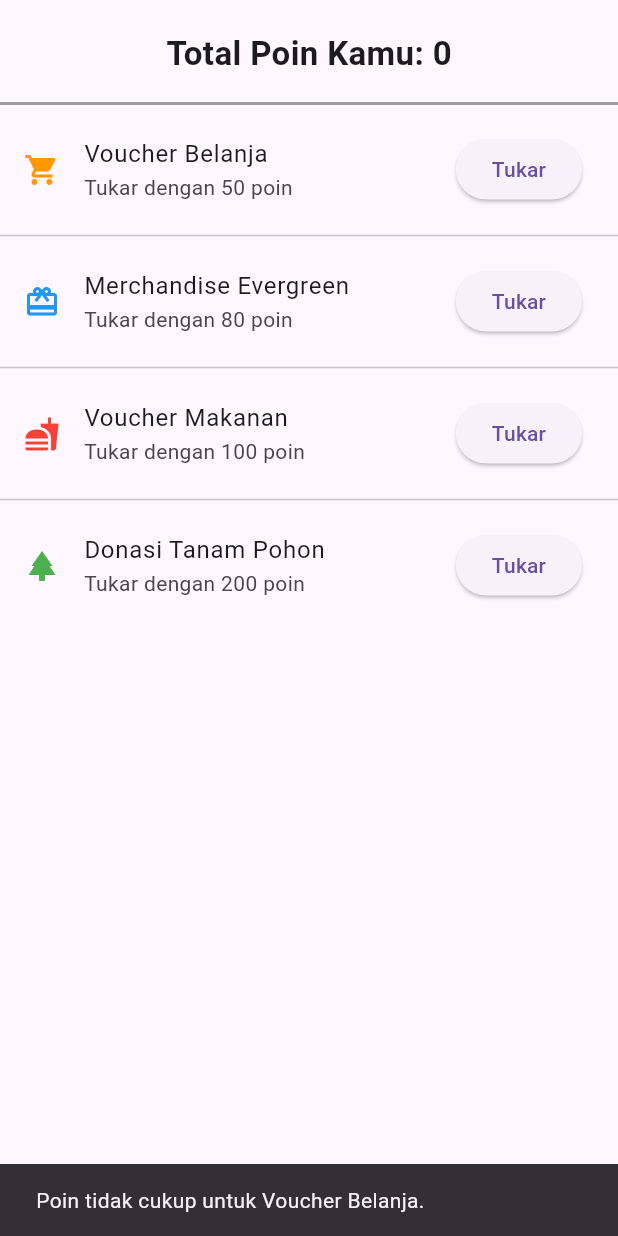
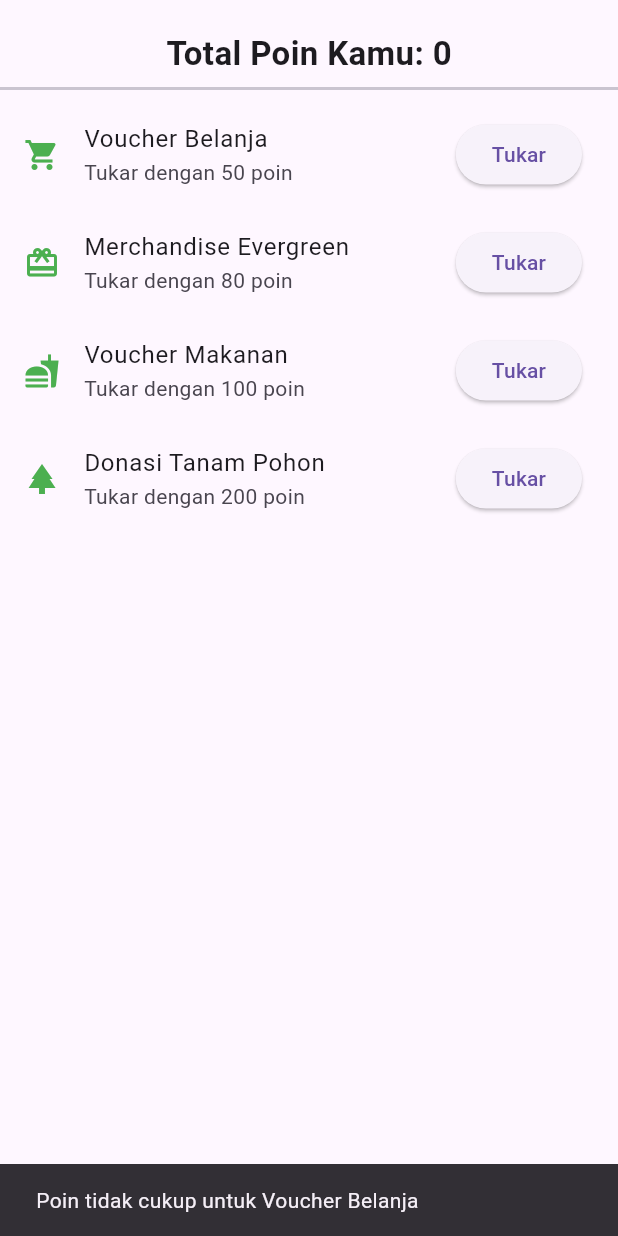
Before and after one commit to Ferdinand-231111335/Castorice, a Flutter app: the PoinPage widget shown alone on an empty page, opened directly, after a tap on "Tukar", on a phone screen of 412 x 824 dp. Run offline on Flutter 3.47's test engine with Material 3 defaults, Android fonts, the phone set to English and light mode, and no system bars; our stand-ins replace awesome_notifications, cloud_firestore, firebase_analytics, firebase_auth, firebase_core, flutter_html and 3 more; accounts and stored records are empty.

Commit message:
Tambah ke cloud

```diff
--- a/lib/screen/home.dart
+++ b/lib/screen/home.dart
@@ -5,7 +5,7 @@ import 'package:flutter/services.dart' show rootBundle;
 import 'package:flutter/material.dart';
 import 'package:project_kelompok/screen/about.dart';
 import 'package:project_kelompok/screen/signin.dart';
-import 'package:project_kelompok/screen/tiket_page.dart';
+import 'package:project_kelompok/screen/ticket_page.dart';
 import 'package:shared_preferences/shared_preferences.dart';
 import 'package:intl/intl.dart';
 
@@ -39,7 +39,7 @@ class _HomeState extends State<Home> {
 
   final List<Widget> _pages = const [
     BeritaPage(),
-    MisiPage(listMisi: [],),
+    MisiPage(),
     PoinPage(),
   ];
 
@@ -225,7 +225,7 @@ class _HomeState extends State<Home> {
                 Navigator.pop(context);
                 Navigator.push(
                   context,
-                  MaterialPageRoute(builder: (_) => const TicketPage()),
+                  MaterialPageRoute(builder: (_) => TicketPage()),
                 );
               },
             ),
--- a/lib/screen/poin_page.dart
+++ b/lib/screen/poin_page.dart
@@ -1,9 +1,7 @@
 import 'package:flutter/material.dart';
-import 'package:project_kelompok/model/tiket_model.dart';
+import 'package:cloud_firestore/cloud_firestore.dart';
+import 'package:firebase_auth/firebase_auth.dart';
 import 'package:firebase_analytics/firebase_analytics.dart';
-import 'package:awesome_notifications/awesome_notifications.dart';
-import 'package:shared_preferences/shared_preferences.dart'; // Ditambahkan
-import '../database/evergreen_db.dart';
 
 class PoinPage extends StatefulWidget {
   const PoinPage({super.key});
@@ -13,83 +11,55 @@ class PoinPage extends StatefulWidget {
 }
 
 class _PoinPageState extends State<PoinPage> {
-  final EvergreenDb db = EvergreenDb();
+  final FirebaseAuth _auth = FirebaseAuth.instance;
+  final FirebaseFirestore _firestore = FirebaseFirestore.instance;
   final FirebaseAnalytics analytics = FirebaseAnalytics.instance;
 
   int totalPoin = 0;
+  String get uid => _auth.currentUser!.uid;
 
   @override
   void initState() {
     super.initState();
     _loadPoin();
-
-    analytics.logEvent(
-      name: "poin_page_opened",
-      parameters: {"page": "PoinPage"},
-    );
   }
 
   Future<void> _loadPoin() async {
-    final data = await db.getTotalPoin();
+    final doc =
+        await _firestore.collection('users').doc(uid).get();
+
+    if (doc.exists) {
       setState(() {
-      totalPoin = data;
+        totalPoin = doc['poin'] ?? 0;
       });
-
-    analytics.logEvent(
-      name: "poin_loaded",
-      parameters: {"total_poin": data},
-    );
-  }
-
-  // FUNGSI NOTIFIKASI PANEL HP (SUDAH KONDISIONAL)
-  void _showRedeemNotification(String hadiah, int biaya) async {
-    final prefs = await SharedPreferences.getInstance();
-    final bool isEnabled = prefs.getBool('isNotificationEnabled') ?? true;
-
-    if (isEnabled) {
-      await AwesomeNotifications().createNotification(
-        content: NotificationContent(
-          id: DateTime.now().millisecondsSinceEpoch.remainder(100000),
-          channelKey: 'basic_channel',
-          title: '🎉 Penukaran Poin Berhasil!',
-          body: 'Anda berhasil menukar $biaya poin untuk $hadiah. Cek detailnya sekarang!',
-          notificationLayout: NotificationLayout.Default,
-          payload: {'hadiah': hadiah},
-        ),
-      );
     }
   }
 
-  void _redeemPoin(int biaya, String hadiah) async {
-    int current = await db.getTotalPoin();
+  Future<void> _redeemPoin(int biaya, String hadiah) async {
+    if (totalPoin < biaya) {
+      ScaffoldMessenger.of(context).showSnackBar(
+        SnackBar(content: Text("Poin tidak cukup untuk $hadiah")),
+      );
+      return;
+    }
 
-    if (current >= biaya) {
-      await db.updatePoin(1, current - biaya);
+    final userRef = _firestore.collection('users').doc(uid);
+    final ticketRef = userRef.collection('tickets').doc();
 
-      await db.insertTicket(
-        Ticket(
-          hadiah: hadiah,
-          poin: biaya,
-          tanggal: DateTime.now().toIso8601String(),
-        ),
-      );
+    await _firestore.runTransaction((transaction) async {
+      final snapshot = await transaction.get(userRef);
+      final currentPoin = snapshot['poin'];
 
-      setState(() {
-        totalPoin -= biaya;
+      transaction.update(userRef, {
+        'poin': currentPoin - biaya,
       });
 
-      // Panggil notifikasi panel HP (kondisional di dalam fungsinya)
-      _showRedeemNotification(hadiah, biaya);
-
-      // MODIFIKASI: Cek status notifikasi lagi untuk Snackbar
-      final prefs = await SharedPreferences.getInstance();
-      final bool isEnabled = prefs.getBool('isNotificationEnabled') ?? true;
-
-      if (isEnabled) { // HANYA TAMPILKAN SNACKBAR JIKA NOTIFIKASI DIENABLED
-          ScaffoldMessenger.of(context).showSnackBar(
-              SnackBar(content: Text("Berhasil menukar $biaya poin untuk $hadiah!")),
-          );
-      }
+      transaction.set(ticketRef, {
+        'hadiah': hadiah,
+        'poin': biaya,
+        'tanggal': FieldValue.serverTimestamp(),
+      });
+    });
 
     analytics.logEvent(
       name: "redeem_success",
@@ -99,21 +69,11 @@ class _PoinPageState extends State<PoinPage> {
       },
     );
 
-    } else {
-      // Notifikasi kegagalan tetap ditampilkan (ini adalah feedback penting)
+    await _loadPoin();
+
     ScaffoldMessenger.of(context).showSnackBar(
-        SnackBar(content: Text("Poin tidak cukup untuk $hadiah.")),
+      SnackBar(content: Text("Berhasil menukar $biaya poin untuk $hadiah")),
     );
-
-      analytics.logEvent(
-        name: "redeem_failed",
-        parameters: {
-          "hadiah": hadiah,
-          "biaya": biaya,
-          "current_poin": current,
-        },
-      );
-    }
   }
 
   @override
@@ -125,59 +85,30 @@ class _PoinPageState extends State<PoinPage> {
           "Total Poin Kamu: $totalPoin",
           style: const TextStyle(fontSize: 22, fontWeight: FontWeight.bold),
         ),
-        const SizedBox(height: 10),
-        const Divider(thickness: 2, color: Colors.grey),
-
+        const Divider(thickness: 2),
         Expanded(
           child: ListView(
             children: [
-
-              ListTile(
-                leading: const Icon(Icons.shopping_cart, color: Colors.orange),
-                title: const Text("Voucher Belanja"),
-                subtitle: const Text("Tukar dengan 50 poin"),
-                trailing: ElevatedButton(
-                  onPressed: () => _redeemPoin(50, "Voucher Belanja"),
-                  child: const Text("Tukar"),
-                ),
-              ),
-              const Divider(),
-
-              ListTile(
-                leading: const Icon(Icons.card_giftcard, color: Colors.blue),
-                title: const Text("Merchandise Evergreen"),
-                subtitle: const Text("Tukar dengan 80 poin"),
-                trailing: ElevatedButton(
-                  onPressed: () => _redeemPoin(80, "Merchandise Evergreen"),
-                  child: const Text("Tukar"),
-                ),
-              ),
-              const Divider(),
-
-              ListTile(
-                leading: const Icon(Icons.fastfood, color: Colors.red),
-                title: const Text("Voucher Makanan"),
-                subtitle: const Text("Tukar dengan 100 poin"),
-                trailing: ElevatedButton(
-                  onPressed: () => _redeemPoin(100, "Voucher Makanan"),
-                  child: const Text("Tukar"),
-                ),
-              ),
-              const Divider(),
-
-              ListTile(
-                leading: const Icon(Icons.park, color: Colors.green),
-                title: const Text("Donasi Tanam Pohon"),
-                subtitle: const Text("Tukar dengan 200 poin"),
-                trailing: ElevatedButton(
-                  onPressed: () => _redeemPoin(200, "Donasi Tanam Pohon"),
-                  child: const Text("Tukar"),
-                ),
-              ),
+              _buildItem("Voucher Belanja", 50, Icons.shopping_cart),
+              _buildItem("Merchandise Evergreen", 80, Icons.card_giftcard),
+              _buildItem("Voucher Makanan", 100, Icons.fastfood),
+              _buildItem("Donasi Tanam Pohon", 200, Icons.park),
             ],
           ),
         ),
       ],
     );
   }
+
+  Widget _buildItem(String hadiah, int biaya, IconData icon) {
+    return ListTile(
+      leading: Icon(icon, color: Colors.green),
+      title: Text(hadiah),
+      subtitle: Text("Tukar dengan $biaya poin"),
+      trailing: ElevatedButton(
+        onPressed: () => _redeemPoin(biaya, hadiah),
+        child: const Text("Tukar"),
+      ),
+    );
   }
+}
--- a/lib/screen/settings_page.dart
+++ b/lib/screen/settings_page.dart
@@ -1,6 +1,6 @@
 import 'dart:io';
 import 'package:flutter/material.dart';
-import 'package:project_kelompok/screen/tiket_page.dart';
+import 'package:project_kelompok/screen/ticket_page.dart';
 import 'package:shared_preferences/shared_preferences.dart';
 import 'package:image_picker/image_picker.dart';
 import 'package:path_provider/path_provider.dart';
@@ -249,7 +249,7 @@ class _SettingsPageState extends State<SettingsPage> {
               subtitle: const Text("Lihat hasil tukar poin Anda"),
               onTap: () {
                 Navigator.of(context).push(
-                  MaterialPageRoute(builder: (_) => const TicketPage()),
+                  MaterialPageRoute(builder: (_) => TicketPage()),
                 );
               },
             ),
```
Also changed, not shown: lib/screen/misi_dart.dart (+39 -13 lines), lib/screen/ticket_page.dart (added, +73 -0 lines), lib/screen/tiket_page.dart (deleted, +0 -88 lines), flutter_01.png (added). Lines whose indentation alone changed are shown as unchanged.
